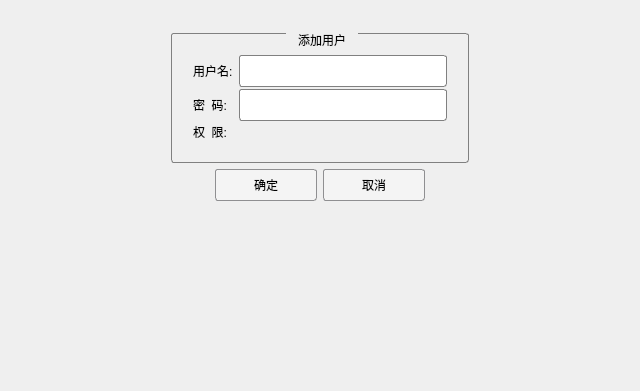
Old version of the form Demo/deadduserdlg.ui in the repository 13438120136/XDemo.
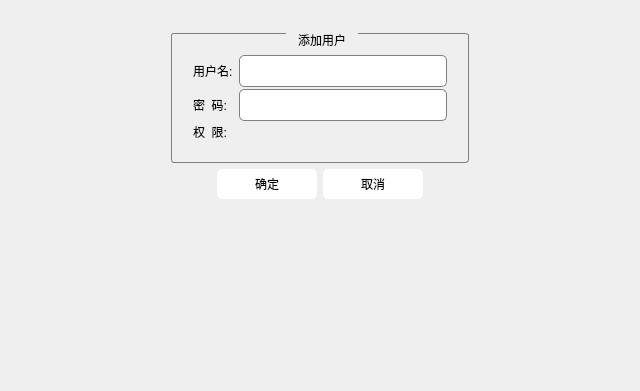
New version of the form. Custom widgets are drawn as their Qt base class.

The edit to the form file:
```diff
--- a/Demo/deadduserdlg.ui
+++ b/Demo/deadduserdlg.ui
@@ -17,7 +17,7 @@
    <string notr="true">QLineEdit
 {
 border:1px solid gray;
-border-radius:3px;
+border-radius:5px;
 min-height:30px;
 font: 16pt &quot;新宋体&quot;;
 }
@@ -49,10 +49,10 @@
 
 QPushButton {
     
-	font: 16pt &quot;新宋体&quot;;
+	font: bold 16pt &quot;新宋体&quot;;
 	background-color: rgb(244, 244, 244);
-     border: 1px solid #8f8f91;
-     border-radius: 3px;
+     border: 0px solid #8f8f91;
+     border-radius: 5px;
      min-width: 100px;
      min-height: 30px;
  }
@@ -60,11 +60,27 @@
  QPushButton:pressed {
 	background-color: rgb(255, 255, 255);
  }
+
 </string>
   </property>
   <layout class="QGridLayout" name="gridLayout_4">
    <item row="0" column="0">
     <widget class="QWidget" name="widget_3" native="true">
+     <property name="styleSheet">
+      <string notr="true">
+QPushButton::focus
+{
+    color: rgb(254, 255, 253);
+    background-color: rgb(66, 189, 170);
+}
+
+QPushButton::!focus
+{    
+	color: rgb(0, 0, 0);
+    background-color: rgb(255, 255, 255);
+}
+</string>
+     </property>
      <layout class="QGridLayout" name="gridLayout_3">
       <item row="0" column="0">
        <widget class="QWidget" name="widget" native="true">
@@ -162,6 +178,9 @@
            <property name="text">
             <string>确定</string>
            </property>
+           <property name="autoDefault">
+            <bool>false</bool>
+           </property>
           </widget>
          </item>
          <item row="1" column="2">
@@ -169,6 +188,9 @@
            <property name="text">
             <string>取消</string>
            </property>
+           <property name="autoDefault">
+            <bool>false</bool>
+           </property>
           </widget>
          </item>
          <item row="1" column="3">
```
